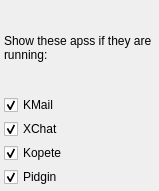
This is applets/incomingmsg/widget.ui in KDE/kdeplasma-addons as Qt 5 draws it before an edit. The edited form follows.
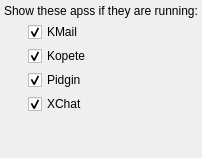
This is the edited form.

Commit message: Fixed config ui layout.

Diff of the .ui file:
```diff
--- a/applets/incomingmsg/widget.ui
+++ b/applets/incomingmsg/widget.ui
@@ -1,30 +1,38 @@
 <ui version="4.0" >
  <class>incomingmsgConfig</class>
  <widget class="QWidget" name="incomingmsgConfig" >
-  <property name="geometry" >
-   <rect>
-    <x>0</x>
-    <y>0</y>
-    <width>159</width>
-    <height>191</height>
-   </rect>
-  </property>
-  <layout class="QVBoxLayout" name="verticalLayout" >
-   <item>
+  <layout class="QGridLayout" name="gridLayout" >
+   <item row="0" column="0" colspan="2" >
     <widget class="QLabel" name="topLabel" >
-     <property name="lineWidth" >
-      <number>1</number>
-     </property>
      <property name="text" >
       <string>Show these apss if they are running:</string>
      </property>
-     <property name="wordWrap" >
-      <bool>true</bool>
-     </property>
     </widget>
    </item>
-   <item>
+   <item row="1" column="0" >
+    <spacer name="horizontalSpacer" >
+     <property name="orientation" >
+      <enum>Qt::Horizontal</enum>
+     </property>
+     <property name="sizeType" >
+      <enum>QSizePolicy::Fixed</enum>
+     </property>
+     <property name="sizeHint" stdset="0" >
+      <size>
+       <width>20</width>
+       <height>20</height>
+      </size>
+     </property>
+    </spacer>
+   </item>
+   <item row="1" column="1" >
     <widget class="QCheckBox" name="showKMail" >
+     <property name="sizePolicy" >
+      <sizepolicy vsizetype="Fixed" hsizetype="Expanding" >
+       <horstretch>0</horstretch>
+       <verstretch>0</verstretch>
+      </sizepolicy>
+     </property>
      <property name="text" >
       <string>KMail</string>
      </property>
@@ -33,18 +41,14 @@
      </property>
     </widget>
    </item>
-   <item>
-    <widget class="QCheckBox" name="showXChat" >
-     <property name="text" >
-      <string>XChat</string>
-     </property>
-     <property name="checked" >
-      <bool>true</bool>
-     </property>
-    </widget>
-   </item>
-   <item>
+   <item row="2" column="1" >
     <widget class="QCheckBox" name="showKopete" >
+     <property name="sizePolicy" >
+      <sizepolicy vsizetype="Fixed" hsizetype="Expanding" >
+       <horstretch>0</horstretch>
+       <verstretch>0</verstretch>
+      </sizepolicy>
+     </property>
      <property name="text" >
       <string>Kopete</string>
      </property>
@@ -53,8 +57,14 @@
      </property>
     </widget>
    </item>
-   <item>
+   <item row="3" column="1" >
     <widget class="QCheckBox" name="showPidgin" >
+     <property name="sizePolicy" >
+      <sizepolicy vsizetype="Fixed" hsizetype="Expanding" >
+       <horstretch>0</horstretch>
+       <verstretch>0</verstretch>
+      </sizepolicy>
+     </property>
      <property name="text" >
       <string>Pidgin</string>
      </property>
@@ -63,6 +73,35 @@
      </property>
     </widget>
    </item>
+   <item row="4" column="1" >
+    <widget class="QCheckBox" name="showXChat" >
+     <property name="sizePolicy" >
+      <sizepolicy vsizetype="Fixed" hsizetype="Expanding" >
+       <horstretch>0</horstretch>
+       <verstretch>0</verstretch>
+      </sizepolicy>
+     </property>
+     <property name="text" >
+      <string>XChat</string>
+     </property>
+     <property name="checked" >
+      <bool>true</bool>
+     </property>
+    </widget>
+   </item>
+   <item row="5" column="1" >
+    <spacer name="verticalSpacer" >
+     <property name="orientation" >
+      <enum>Qt::Vertical</enum>
+     </property>
+     <property name="sizeHint" stdset="0" >
+      <size>
+       <width>20</width>
+       <height>40</height>
+      </size>
+     </property>
+    </spacer>
+   </item>
   </layout>
  </widget>
  <layoutdefault spacing="4" margin="4" />
```
Left out of the diff: 1 changed line with no effect on the pictures.
